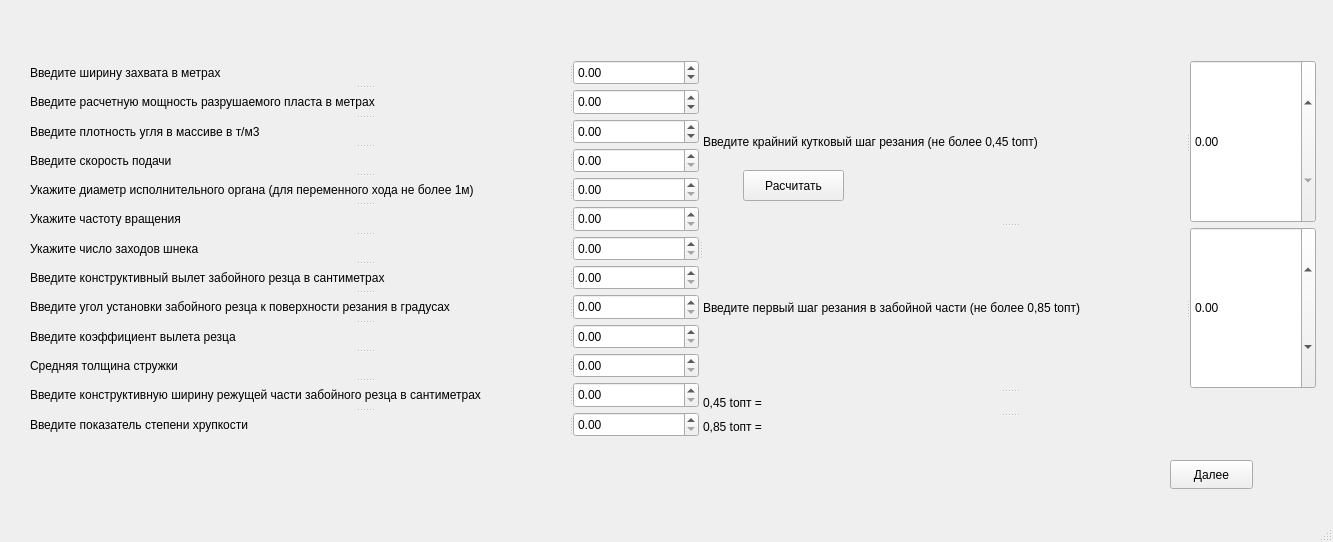
QuantYyY/qt-dekanat, file mainwindow.ui: the form before one commit.
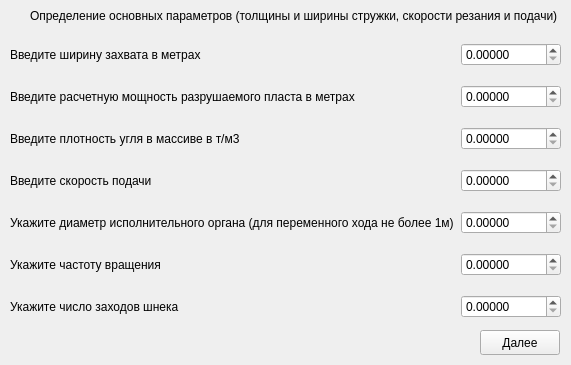
The form after the commit.

```diff
--- a/mainwindow.ui
+++ b/mainwindow.ui
@@ -6,537 +6,293 @@
    <rect>
     <x>0</x>
     <y>0</y>
-    <width>1333</width>
-    <height>542</height>
+    <width>571</width>
+    <height>365</height>
    </rect>
   </property>
   <property name="minimumSize">
    <size>
-    <width>700</width>
-    <height>350</height>
+    <width>571</width>
+    <height>365</height>
+   </size>
+  </property>
+  <property name="maximumSize">
+   <size>
+    <width>592</width>
+    <height>365</height>
    </size>
   </property>
   <property name="windowTitle">
    <string/>
   </property>
   <widget class="QWidget" name="centralwidget">
+   <widget class="QLabel" name="label">
+    <property name="geometry">
+     <rect>
+      <x>30</x>
+      <y>0</y>
+      <width>561</width>
+      <height>31</height>
+     </rect>
+    </property>
+    <property name="text">
+     <string>Определение основных параметров (толщины и ширины стружки, скорости резания и подачи)</string>
+    </property>
+   </widget>
    <widget class="QPushButton" name="pushButton">
     <property name="geometry">
      <rect>
-      <x>1170</x>
-      <y>460</y>
-      <width>83</width>
-      <height>29</height>
+      <x>480</x>
+      <y>330</y>
+      <width>80</width>
+      <height>25</height>
      </rect>
     </property>
+    <property name="maximumSize">
+     <size>
+      <width>80</width>
+      <height>25</height>
+     </size>
+    </property>
     <property name="text">
      <string>Далее</string>
     </property>
    </widget>
-   <widget class="QLabel" name="label_1">
+   <widget class="QWidget" name="layoutWidget">
     <property name="geometry">
      <rect>
       <x>10</x>
-      <y>10</y>
-      <width>1181</width>
-      <height>71</height>
+      <y>30</y>
+      <width>551</width>
+      <height>301</height>
      </rect>
     </property>
-    <property name="styleSheet">
-     <string notr="true">
-color: rgb(255, 0, 0);
-font-size: 24px;
-</string>
-    </property>
-    <property name="text">
-     <string/>
-    </property>
-    <property name="textFormat">
-     <enum>Qt::PlainText</enum>
-    </property>
-   </widget>
-   <widget class="QPushButton" name="pushButton_2">
-    <property name="geometry">
-     <rect>
-      <x>743</x>
-      <y>170</y>
-      <width>101</width>
-      <height>31</height>
-     </rect>
-    </property>
-    <property name="text">
-     <string>Расчитать</string>
-    </property>
-   </widget>
-   <widget class="QSplitter" name="splitter_22">
-    <property name="geometry">
-     <rect>
-      <x>30</x>
-      <y>60</y>
-      <width>1286</width>
-      <height>377</height>
-     </rect>
-    </property>
-    <property name="orientation">
-     <enum>Qt::Horizontal</enum>
-    </property>
-    <widget class="QSplitter" name="splitter_13">
-     <property name="styleSheet">
-      <string notr="true"/>
-     </property>
-     <property name="orientation">
-      <enum>Qt::Vertical</enum>
-     </property>
-     <widget class="QSplitter" name="splitter_8">
-      <property name="maximumSize">
-       <size>
-        <width>16777215</width>
-        <height>233</height>
-       </size>
-      </property>
-      <property name="orientation">
-       <enum>Qt::Vertical</enum>
-      </property>
-      <widget class="QSplitter" name="splitter">
-       <property name="orientation">
-        <enum>Qt::Horizontal</enum>
+    <layout class="QGridLayout" name="gridLayout">
+     <item row="2" column="2">
+      <widget class="QDoubleSpinBox" name="doubleSpinBox_3">
+       <property name="maximumSize">
+        <size>
+         <width>100</width>
+         <height>16777215</height>
+        </size>
        </property>
-       <widget class="QLabel" name="label">
-        <property name="text">
-         <string>Введите ширину захвата в метрах</string>
-        </property>
-       </widget>
-       <widget class="QDoubleSpinBox" name="doubleSpinBox">
-        <property name="minimumSize">
-         <size>
-          <width>126</width>
-          <height>0</height>
-         </size>
-        </property>
-        <property name="maximumSize">
-         <size>
-          <width>126</width>
-          <height>16777215</height>
-         </size>
-        </property>
-        <property name="minimum">
-         <double>-9999999999999999635896294965248.000000000000000</double>
-        </property>
-       </widget>
-      </widget>
-      <widget class="QSplitter" name="splitter_2">
-       <property name="orientation">
-        <enum>Qt::Horizontal</enum>
+       <property name="decimals">
+        <number>5</number>
        </property>
-       <widget class="QLabel" name="label_2">
-        <property name="text">
-         <string>Введите расчетную мощность разрушаемого пласта в метрах</string>
-        </property>
-       </widget>
-       <widget class="QDoubleSpinBox" name="doubleSpinBox_2">
-        <property name="minimumSize">
-         <size>
-          <width>126</width>
-          <height>0</height>
-         </size>
-        </property>
-        <property name="maximumSize">
-         <size>
-          <width>126</width>
-          <height>16777215</height>
-         </size>
-        </property>
-        <property name="minimum">
-         <double>-9999999999999999635896294965248.000000000000000</double>
-        </property>
-       </widget>
-      </widget>
-      <widget class="QSplitter" name="splitter_3">
-       <property name="orientation">
-        <enum>Qt::Horizontal</enum>
+       <property name="maximum">
+        <double>1000000000000000000000.000000000000000</double>
        </property>
-       <widget class="QLabel" name="label_3">
-        <property name="text">
-         <string>Введите плотность угля в массиве в т/м3</string>
-        </property>
-       </widget>
-       <widget class="QDoubleSpinBox" name="doubleSpinBox_3">
-        <property name="minimumSize">
-         <size>
-          <width>126</width>
-          <height>0</height>
-         </size>
-        </property>
-        <property name="maximumSize">
-         <size>
-          <width>126</width>
-          <height>16777215</height>
-         </size>
-        </property>
-        <property name="minimum">
-         <double>-9999999999999999635896294965248.000000000000000</double>
-        </property>
-       </widget>
-      </widget>
-      <widget class="QSplitter" name="splitter_5">
-       <property name="orientation">
-        <enum>Qt::Horizontal</enum>
+       <property name="singleStep">
+        <double>0.100000000000000</double>
        </property>
-       <widget class="QLabel" name="label_5">
-        <property name="text">
-         <string>Введите скорость подачи</string>
-        </property>
-       </widget>
-       <widget class="QDoubleSpinBox" name="doubleSpinBox_5">
-        <property name="minimumSize">
-         <size>
-          <width>126</width>
-          <height>0</height>
-         </size>
-        </property>
-        <property name="maximumSize">
-         <size>
-          <width>126</width>
-          <height>16777215</height>
-         </size>
-        </property>
-       </widget>
       </widget>
-      <widget class="QSplitter" name="splitter_4">
-       <property name="orientation">
-        <enum>Qt::Horizontal</enum>
+     </item>
+     <item row="5" column="0" colspan="2">
+      <widget class="QLabel" name="label_6">
+       <property name="maximumSize">
+        <size>
+         <width>500</width>
+         <height>16777215</height>
+        </size>
        </property>
-       <widget class="QLabel" name="label_4">
-        <property name="text">
-         <string>Укажите диаметр исполнительного органа (для переменного хода не более 1м)</string>
-        </property>
-       </widget>
-       <widget class="QDoubleSpinBox" name="doubleSpinBox_4">
-        <property name="minimumSize">
-         <size>
-          <width>126</width>
-          <height>0</height>
-         </size>
-        </property>
-        <property name="maximumSize">
-         <size>
-          <width>126</width>
-          <height>16777215</height>
-         </size>
-        </property>
-       </widget>
+       <property name="text">
+        <string>Укажите частоту вращения</string>
+       </property>
       </widget>
-      <widget class="QSplitter" name="splitter_6">
-       <property name="orientation">
-        <enum>Qt::Horizontal</enum>
+     </item>
+     <item row="4" column="2">
+      <widget class="QDoubleSpinBox" name="doubleSpinBox_5">
+       <property name="maximumSize">
+        <size>
+         <width>100</width>
+         <height>16777215</height>
+        </size>
        </property>
-       <widget class="QLabel" name="label_6">
-        <property name="text">
-         <string>Укажите частоту вращения</string>
-        </property>
-       </widget>
-       <widget class="QDoubleSpinBox" name="doubleSpinBox_6">
-        <property name="minimumSize">
-         <size>
-          <width>126</width>
-          <height>0</height>
-         </size>
-        </property>
-        <property name="maximumSize">
-         <size>
-          <width>126</width>
-          <height>16777215</height>
-         </size>
-        </property>
-       </widget>
+       <property name="decimals">
+        <number>5</number>
+       </property>
+       <property name="maximum">
+        <double>1000000000000000000000.000000000000000</double>
+       </property>
+       <property name="singleStep">
+        <double>0.100000000000000</double>
+       </property>
       </widget>
-      <widget class="QSplitter" name="splitter_7">
-       <property name="orientation">
-        <enum>Qt::Horizontal</enum>
+     </item>
+     <item row="1" column="2">
+      <widget class="QDoubleSpinBox" name="doubleSpinBox_2">
+       <property name="maximumSize">
+        <size>
+         <width>100</width>
+         <height>16777215</height>
+        </size>
        </property>
-       <widget class="QLabel" name="label_7">
-        <property name="text">
-         <string>Укажите число заходов шнека</string>
-        </property>
-       </widget>
-       <widget class="QDoubleSpinBox" name="doubleSpinBox_7">
-        <property name="minimumSize">
-         <size>
-          <width>126</width>
-          <height>0</height>
-         </size>
-        </property>
-        <property name="maximumSize">
-         <size>
-          <width>126</width>
-          <height>16777215</height>
-         </size>
-        </property>
-       </widget>
+       <property name="decimals">
+        <number>5</number>
+       </property>
+       <property name="maximum">
+        <double>1000000000000000000000.000000000000000</double>
+       </property>
+       <property name="singleStep">
+        <double>0.100000000000000</double>
+       </property>
       </widget>
-     </widget>
-     <widget class="QSplitter" name="splitter_9">
-      <property name="maximumSize">
-       <size>
-        <width>16777215</width>
-        <height>199</height>
-       </size>
-      </property>
-      <property name="orientation">
-       <enum>Qt::Vertical</enum>
-      </property>
-      <widget class="QSplitter" name="splitter_10">
-       <property name="orientation">
-        <enum>Qt::Horizontal</enum>
+     </item>
+     <item row="3" column="2">
+      <widget class="QDoubleSpinBox" name="doubleSpinBox_4">
+       <property name="maximumSize">
+        <size>
+         <width>100</width>
+         <height>16777215</height>
+        </size>
        </property>
-       <widget class="QLabel" name="label_9">
-        <property name="text">
-         <string>Введите конструктивный вылет забойного резца в сантиметрах</string>
-        </property>
-       </widget>
-       <widget class="QDoubleSpinBox" name="doubleSpinBox_9">
-        <property name="minimumSize">
-         <size>
-          <width>126</width>
-          <height>0</height>
-         </size>
-        </property>
-        <property name="maximumSize">
-         <size>
-          <width>126</width>
-          <height>16777215</height>
-         </size>
-        </property>
-       </widget>
+       <property name="decimals">
+        <number>5</number>
+       </property>
+       <property name="maximum">
+        <double>1000000000000000000000.000000000000000</double>
+       </property>
+       <property name="singleStep">
+        <double>0.100000000000000</double>
+       </property>
       </widget>
-      <widget class="QSplitter" name="splitter_11">
-       <property name="orientation">
-        <enum>Qt::Horizontal</enum>
+     </item>
+     <item row="6" column="2">
+      <widget class="QDoubleSpinBox" name="doubleSpinBox_7">
+       <property name="maximumSize">
+        <size>
+         <width>100</width>
+         <height>16777215</height>
+        </size>
        </property>
-       <widget class="QLabel" name="label_10">
-        <property name="text">
-         <string>Введите угол установки забойного резца к поверхности резания в градусах</string>
-        </property>
-       </widget>
-       <widget class="QDoubleSpinBox" name="doubleSpinBox_10">
-        <property name="minimumSize">
-         <size>
-          <width>126</width>
-          <height>0</height>
-         </size>
-        </property>
-        <property name="maximumSize">
-         <size>
-          <width>126</width>
-          <height>16777215</height>
-         </size>
-        </property>
-       </widget>
+       <property name="decimals">
+        <number>5</number>
+       </property>
+       <property name="maximum">
+        <double>1000000000000000000000.000000000000000</double>
+       </property>
+       <property name="singleStep">
+        <double>0.100000000000000</double>
+       </property>
       </widget>
-      <widget class="QSplitter" name="splitter_12">
-       <property name="orientation">
-        <enum>Qt::Horizontal</enum>
+     </item>
+     <item row="0" column="0" colspan="2">
+      <widget class="QLabel" name="label_1">
+       <property name="maximumSize">
+        <size>
+         <width>500</width>
+         <height>16777215</height>
+        </size>
        </property>
-       <widget class="QLabel" name="label_11">
-        <property name="text">
-         <string>Введите коэффициент вылета резца</string>
-        </property>
-       </widget>
-       <widget class="QDoubleSpinBox" name="doubleSpinBox_11">
-        <property name="minimumSize">
-         <size>
-          <width>126</width>
-          <height>0</height>
-         </size>
-        </property>
-        <property name="maximumSize">
-         <size>
-          <width>126</width>
-          <height>16777215</height>
-         </size>
-        </property>
-       </widget>
+       <property name="text">
+        <string>Введите ширину захвата в метрах</string>
+       </property>
       </widget>
-      <widget class="QSplitter" name="splitter_14">
-       <property name="orientation">
-        <enum>Qt::Horizontal</enum>
+     </item>
+     <item row="5" column="2">
+      <widget class="QDoubleSpinBox" name="doubleSpinBox_6">
+       <property name="maximumSize">
+        <size>
+         <width>100</width>
+         <height>16777215</height>
+        </size>
        </property>
-       <widget class="QLabel" name="label_13">
-        <property name="text">
-         <string>Средняя толщина стружки</string>
-        </property>
-       </widget>
-       <widget class="QDoubleSpinBox" name="doubleSpinBox_13">
-        <property name="minimumSize">
-         <size>
-          <width>126</width>
-          <height>0</height>
-         </size>
-        </property>
-        <property name="maximumSize">
-         <size>
-          <width>126</width>
-          <height>16777215</height>
-         </size>
-        </property>
-       </widget>
+       <property name="decimals">
+        <number>5</number>
+       </property>
+       <property name="maximum">
+        <double>1000000000000000000000.000000000000000</double>
+       </property>
+       <property name="singleStep">
+        <double>0.100000000000000</double>
+       </property>
       </widget>
-      <widget class="QSplitter" name="splitter_15">
-       <property name="orientation">
-        <enum>Qt::Horizontal</enum>
+     </item>
+     <item row="6" column="0" colspan="2">
+      <widget class="QLabel" name="label_7">
+       <property name="maximumSize">
+        <size>
+         <width>500</width>
+         <height>16777215</height>
+        </size>
        </property>
-       <widget class="QLabel" name="label_14">
-        <property name="text">
-         <string>Введите конструктивную ширину режущей части забойного резца в сантиметрах</string>
-        </property>
-       </widget>
-       <widget class="QDoubleSpinBox" name="doubleSpinBox_14">
-        <property name="minimumSize">
-         <size>
-          <width>126</width>
-          <height>0</height>
-         </size>
-        </property>
-        <property name="maximumSize">
-         <size>
-          <width>126</width>
-          <height>16777215</height>
-         </size>
-        </property>
-       </widget>
+       <property name="text">
+        <string>Укажите число заходов шнека</string>
+       </property>
       </widget>
-      <widget class="QSplitter" name="splitter_16">
-       <property name="orientation">
-        <enum>Qt::Horizontal</enum>
+     </item>
+     <item row="0" column="2">
+      <widget class="QDoubleSpinBox" name="doubleSpinBox">
+       <property name="maximumSize">
+        <size>
+         <width>100</width>
+         <height>16777215</height>
+        </size>
        </property>
-       <widget class="QLabel" name="label_15">
-        <property name="text">
-         <string>Введите показатель степени хрупкости</string>
-        </property>
-       </widget>
-       <widget class="QDoubleSpinBox" name="doubleSpinBox_15">
-        <property name="minimumSize">
-         <size>
-          <width>126</width>
-          <height>0</height>
-         </size>
-        </property>
-        <property name="maximumSize">
-         <size>
-          <width>126</width>
-          <height>16777215</height>
-         </size>
-        </property>
-       </widget>
+       <property name="decimals">
+        <number>5</number>
+       </property>
+       <property name="maximum">
+        <double>1000000000000000000000.000000000000000</double>
+       </property>
+       <property name="singleStep">
+        <double>0.100000000000000</double>
+       </property>
       </widget>
-     </widget>
-    </widget>
-    <widget class="QSplitter" name="splitter_21">
-     <property name="maximumSize">
-      <size>
-       <width>16777215</width>
-       <height>113</height>
-      </size>
-     </property>
-     <property name="styleSheet">
-      <string notr="true"/>
-     </property>
-     <property name="orientation">
-      <enum>Qt::Vertical</enum>
-     </property>
-     <widget class="QSplitter" name="splitter_17">
-      <property name="orientation">
-       <enum>Qt::Vertical</enum>
-      </property>
-      <widget class="QSplitter" name="splitter_18">
-       <property name="orientation">
-        <enum>Qt::Horizontal</enum>
+     </item>
+     <item row="2" column="0" colspan="2">
+      <widget class="QLabel" name="label_3">
+       <property name="maximumSize">
+        <size>
+         <width>500</width>
+         <height>16777215</height>
+        </size>
        </property>
-       <widget class="QLabel" name="label_16">
-        <property name="text">
-         <string>Введите крайний кутковый шаг резания (не более 0,45 tопт)</string>
-        </property>
-       </widget>
-       <widget class="QDoubleSpinBox" name="doubleSpinBox_16">
-        <property name="minimumSize">
-         <size>
-          <width>126</width>
-          <height>0</height>
-         </size>
-        </property>
-        <property name="maximumSize">
-         <size>
-          <width>126</width>
-          <height>16777215</height>
-         </size>
-        </property>
-       </widget>
+       <property name="text">
+        <string>Введите плотность угля в массиве в т/м3</string>
+       </property>
       </widget>
-      <widget class="QSplitter" name="splitter_19">
-       <property name="orientation">
-        <enum>Qt::Horizontal</enum>
+     </item>
+     <item row="4" column="0" colspan="2">
+      <widget class="QLabel" name="label_5">
+       <property name="maximumSize">
+        <size>
+         <width>500</width>
+         <height>16777215</height>
+        </size>
        </property>
-       <widget class="QLabel" name="label_17">
-        <property name="text">
-         <string>Введите первый шаг резания в забойной части (не более 0,85 tопт)</string>
-        </property>
-       </widget>
-       <widget class="QDoubleSpinBox" name="doubleSpinBox_17">
-        <property name="minimumSize">
-         <size>
-          <width>126</width>
-          <height>0</height>
-         </size>
-        </property>
-        <property name="maximumSize">
-         <size>
-          <width>126</width>
-          <height>16777215</height>
-         </size>
-        </property>
-        <property name="minimum">
-         <double>-1000000000000000044885712678075916785549312.000000000000000</double>
-        </property>
-        <property name="maximum">
-         <double>10000000000000000303786028427003666890752.000000000000000</double>
-        </property>
-       </widget>
+       <property name="text">
+        <string>Укажите диаметр исполнительного органа (для переменного хода не более 1м)</string>
+       </property>
       </widget>
-     </widget>
-     <widget class="QSplitter" name="splitter_20">
-      <property name="maximumSize">
-       <size>
-        <width>16777215</width>
-        <height>45</height>
-       </size>
-      </property>
-      <property name="orientation">
-       <enum>Qt::Vertical</enum>
-      </property>
-      <widget class="QLabel" name="label_12">
+     </item>
+     <item row="1" column="0" colspan="2">
+      <widget class="QLabel" name="label_2">
        <property name="maximumSize">
         <size>
-         <width>16777215</width>
-         <height>20</height>
+         <width>500</width>
+         <height>16777215</height>
         </size>
        </property>
        <property name="text">
-        <string>0,45 tопт = </string>
+        <string>Введите расчетную мощность разрушаемого пласта в метрах</string>
        </property>
       </widget>
-      <widget class="QLabel" name="label_18">
+     </item>
+     <item row="3" column="0" colspan="2">
+      <widget class="QLabel" name="label_4">
        <property name="maximumSize">
         <size>
-         <width>16777215</width>
-         <height>20</height>
+         <width>500</width>
+         <height>16777215</height>
         </size>
        </property>
        <property name="text">
-        <string>0,85 tопт = </string>
+        <string>Введите скорость подачи </string>
        </property>
       </widget>
-     </widget>
-    </widget>
+     </item>
+    </layout>
    </widget>
   </widget>
   <widget class="QMenuBar" name="menubar">
@@ -549,12 +305,6 @@
     </rect>
    </property>
   </widget>
-  <widget class="QStatusBar" name="statusbar"/>
-  <action name="action">
-   <property name="text">
-    <string>Сохранить расчёты</string>
-   </property>
-  </action>
  </widget>
  <resources/>
  <connections/>
```
Left out of the diff: 16 changed lines with no effect on the pictures.
